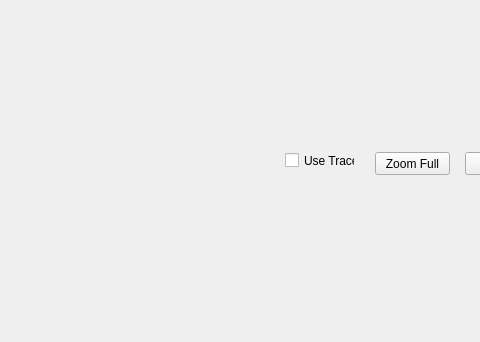
Old version of the form mainwindow.ui in the repository FedorBel/graph-plotter; both pictures show x 115 to 595 and y 258 to 600 of the 800 by 600 pixel window.
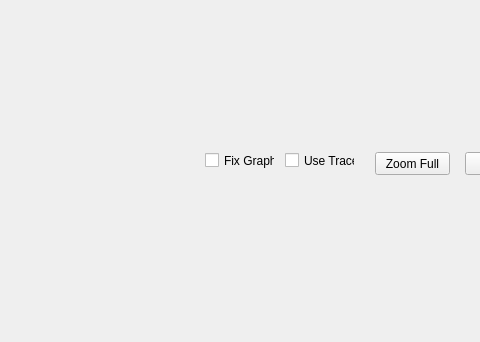
New version of the form. Custom widgets are drawn as their Qt base class.

Commit message: added option to disable draging and zooming graph

What changed in the file:
```diff
--- a/mainwindow.ui
+++ b/mainwindow.ui
@@ -63,6 +63,22 @@
      <string>Use Tracer</string>
     </property>
    </widget>
+   <widget class="QCheckBox" name="checkBox_fixGraph">
+    <property name="geometry">
+     <rect>
+      <x>320</x>
+      <y>410</y>
+      <width>70</width>
+      <height>17</height>
+     </rect>
+    </property>
+    <property name="text">
+     <string>Fix Graph</string>
+    </property>
+    <property name="checked">
+     <bool>false</bool>
+    </property>
+   </widget>
   </widget>
   <widget class="QMenuBar" name="menubar">
    <property name="geometry">
```
The commit also changes 2 other files.
